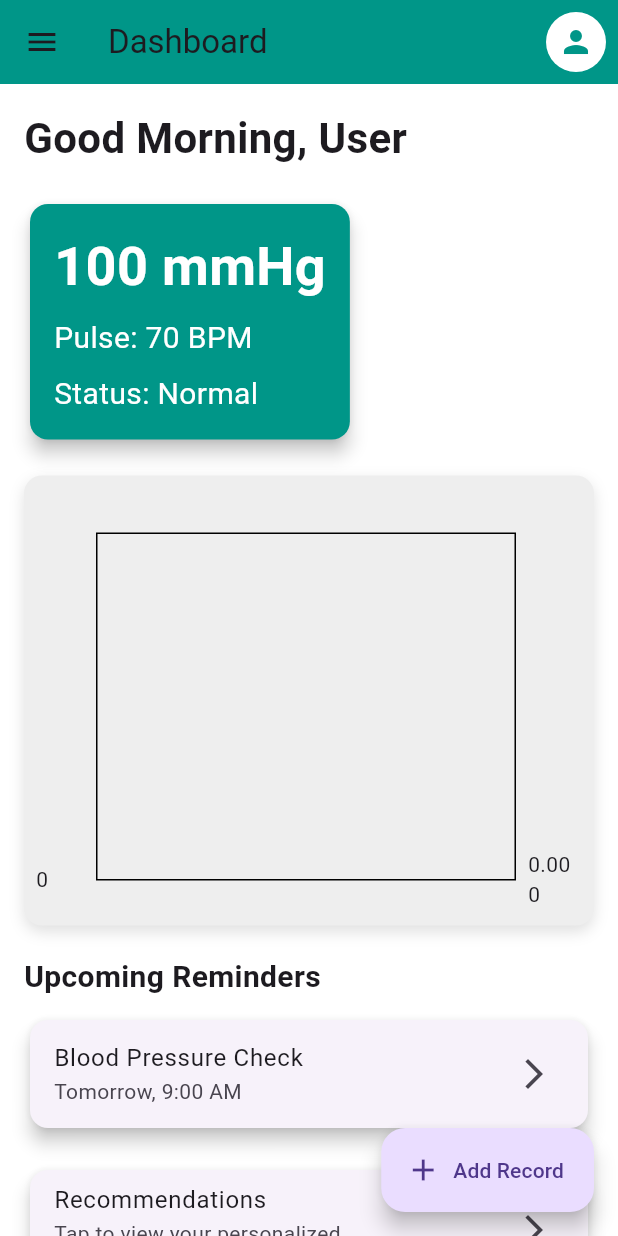
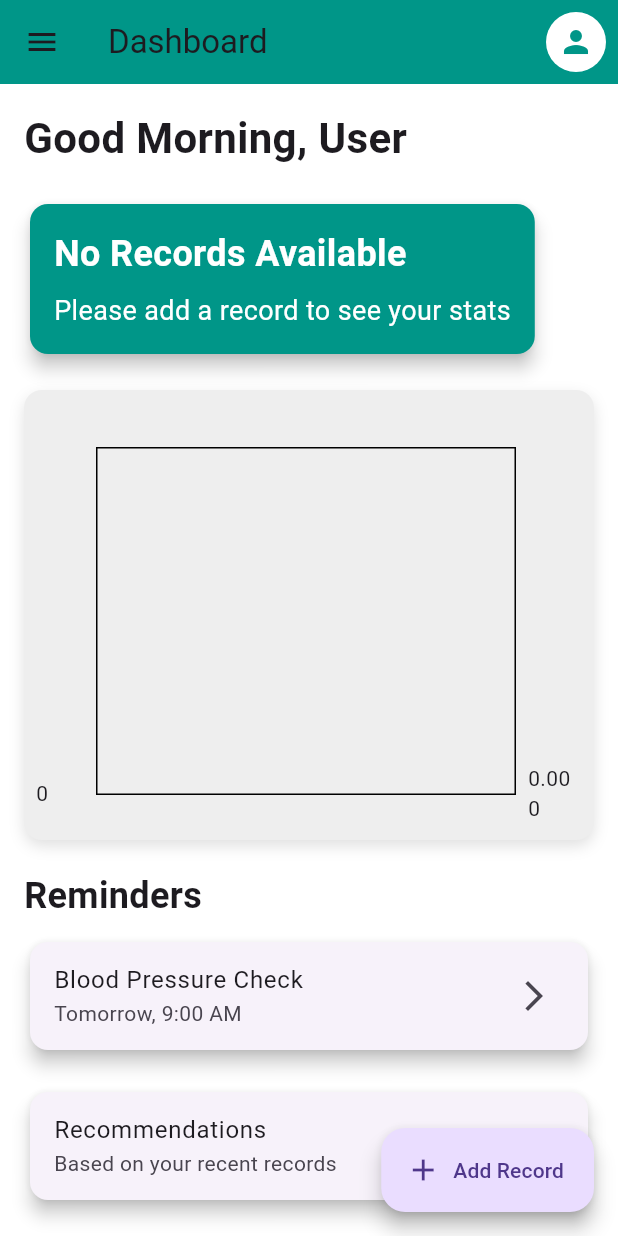
Before and after one commit to Nguchie/BP, a Flutter app: the screen it shows after launch, on a phone screen of 412 x 824 dp. Run offline on Flutter 3.47's test engine with Material 3 defaults, Android fonts, the light colour scheme and no system bars; drawn by our look-alikes of fl_chart.

Commit message:
status bar is now autogenerative and color coded too red or high orange or mid and green or normal

```diff
--- a/bloodp/lib/dashboard_page.dart
+++ b/bloodp/lib/dashboard_page.dart
@@ -37,9 +37,9 @@ class _DashboardPageState extends State<DashboardPage> {
             children: [
               _buildWelcomeSection(),
               const SizedBox(height: 20),
-              _buildKeyStatsOverview(),
+              _buildKeyStatsOverview(), // Updated to display the latest record
               const SizedBox(height: 20),
-              _buildCombinationGraphSection(), // Updated graph section with color codes
+              _buildCombinationGraphSection(),
               const SizedBox(height: 20),
               _buildReminderSection(),
               const SizedBox(height: 20),
@@ -149,6 +149,7 @@ class _DashboardPageState extends State<DashboardPage> {
   }
 
   Widget _buildKeyStatsOverview() {
+    if (_records.isEmpty) {
       return Card(
         elevation: 5,
         shape: RoundedRectangleBorder(
@@ -161,25 +162,57 @@ class _DashboardPageState extends State<DashboardPage> {
             crossAxisAlignment: CrossAxisAlignment.start,
             children: const [
               Text(
-              '100 mmHg',
+                'No Records Available',
                 style: TextStyle(
-                fontSize: 36,
+                  fontSize: 24,
                   fontWeight: FontWeight.bold,
                   color: Colors.white,
                 ),
               ),
               SizedBox(height: 8),
               Text(
-              'Pulse: 70 BPM',
+                'Please add a record to see your stats',
                 style: TextStyle(
-                fontSize: 20,
+                  fontSize: 18,
                   color: Colors.white,
                 ),
               ),
-            SizedBox(height: 8),
+            ],
+          ),
+        ),
+      );
+    }
+
+    // Get the latest record
+    var latestRecord = _records.last;
+    double systolic = latestRecord['systolic'];
+    double diastolic = latestRecord['diastolic'];
+    String status = _getStatusForPressure(systolic, diastolic);
+    Color statusColor = _getColorForPressure(systolic, diastolic);
+
+    return Card(
+      elevation: 5,
+      shape: RoundedRectangleBorder(
+        borderRadius: BorderRadius.circular(12),
+      ),
+      color: statusColor,
+      child: Padding(
+        padding: const EdgeInsets.all(16.0),
+        child: Column(
+          crossAxisAlignment: CrossAxisAlignment.start,
+          children: [
             Text(
-              'Status: Normal',
-              style: TextStyle(
+              '$systolic / $diastolic mmHg',
+              style: const TextStyle(
+                fontSize: 36,
+                fontWeight: FontWeight.bold,
+                color: Colors.white,
+              ),
+            ),
+            const SizedBox(height: 8),
+            Text(
+              'Status: $status',
+              style: const TextStyle(
                 fontSize: 20,
                 color: Colors.white,
               ),
@@ -214,7 +247,7 @@ class _DashboardPageState extends State<DashboardPage> {
                 sideTitles: SideTitles(
                   showTitles: true,
                   interval: 20,
-                  reservedSize: 40, // Adjust size to prevent overlapping
+                  reservedSize: 40,
                   getTitlesWidget: (value, meta) {
                     return Text(value.toStringAsFixed(0));
                   },
@@ -240,7 +273,6 @@ class _DashboardPageState extends State<DashboardPage> {
   }
 
   List<BarChartGroupData> _getBarData() {
-    // Generate bar chart data from the records for systolic and diastolic
     return _records.asMap().entries.map((entry) {
       int index = entry.key;
       var record = entry.value;
@@ -248,7 +280,6 @@ class _DashboardPageState extends State<DashboardPage> {
       double systolic = record['systolic'] ?? 0.0;
       double diastolic = record['diastolic'] ?? 0.0;
 
-      // Determine color based on blood pressure values
       Color systolicColor = _getColorForPressure(systolic, diastolic);
       Color diastolicColor = _getColorForPressure(systolic, diastolic);
 
@@ -259,7 +290,6 @@ class _DashboardPageState extends State<DashboardPage> {
     }).toList();
   }
 
-  // Function to determine the color based on systolic and diastolic values
   Color _getColorForPressure(double systolic, double diastolic) {
     if (systolic >= 130 || diastolic >= 90) {
       return Colors.red; // High blood pressure
@@ -267,6 +297,16 @@ class _DashboardPageState extends State<DashboardPage> {
       return Colors.orange; // Elevated blood pressure
     } else {
       return Colors.green; // Normal blood pressure
+    }
+  }
+
+  String _getStatusForPressure(double systolic, double diastolic) {
+    if (systolic >= 130 || diastolic >= 90) {
+      return 'High';
+    } else if (systolic >= 120 || diastolic >= 80) {
+      return 'Elevated';
+    } else {
+      return 'Normal';
     }
   }
 
@@ -278,7 +318,7 @@ class _DashboardPageState extends State<DashboardPage> {
       ),
       child: ListTile(
         title: const Text('Recommendations'),
-        subtitle: const Text('Tap to view your personalized recommendations'),
+        subtitle: const Text('Based on your recent records'),
         trailing: const Icon(Icons.arrow_forward_ios),
         onTap: () {
           Navigator.push(
@@ -295,9 +335,9 @@ class _DashboardPageState extends State<DashboardPage> {
       crossAxisAlignment: CrossAxisAlignment.start,
       children: [
         const Text(
-          'Upcoming Reminders',
+          'Reminders',
           style: TextStyle(
-            fontSize: 20,
+            fontSize: 24,
             fontWeight: FontWeight.bold,
           ),
         ),
```
Lines whose indentation alone changed are shown as unchanged.
